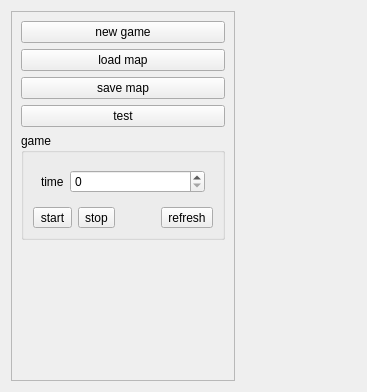
Above: Qt/my_programm/Labyrinth/src/mainbox/ui/mainbox.ui from RinatB2017/mega_GIT before the change. Below: the same form after it.
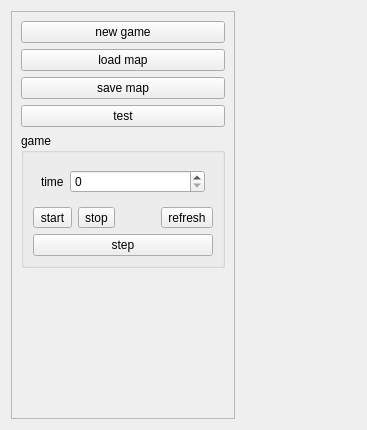
That is the form after the change. Custom widgets are drawn as their Qt base class.

```diff
--- a/Qt/my_programm/Labyrinth/src/mainbox/ui/mainbox.ui
+++ b/Qt/my_programm/Labyrinth/src/mainbox/ui/mainbox.ui
@@ -7,7 +7,7 @@
     <x>0</x>
     <y>0</y>
     <width>367</width>
-    <height>392</height>
+    <height>430</height>
    </rect>
   </property>
   <property name="windowTitle">
@@ -139,6 +139,13 @@
            </item>
           </layout>
          </item>
+         <item>
+          <widget class="QPushButton" name="btn_step">
+           <property name="text">
+            <string>step</string>
+           </property>
+          </widget>
+         </item>
         </layout>
        </widget>
       </item>
```
